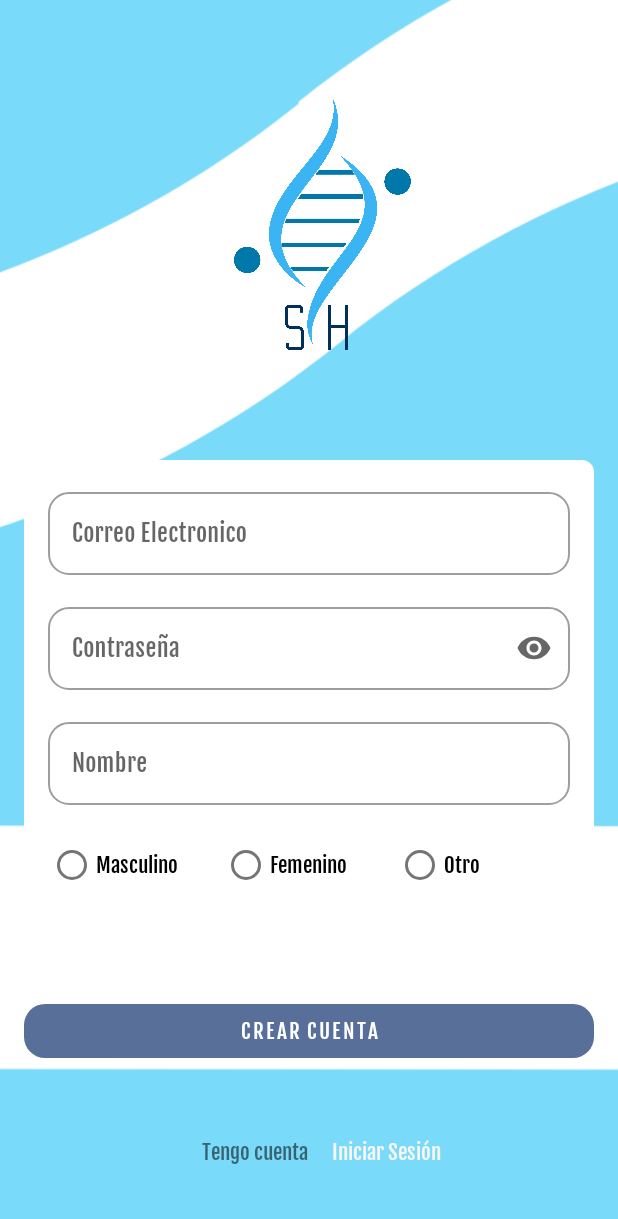
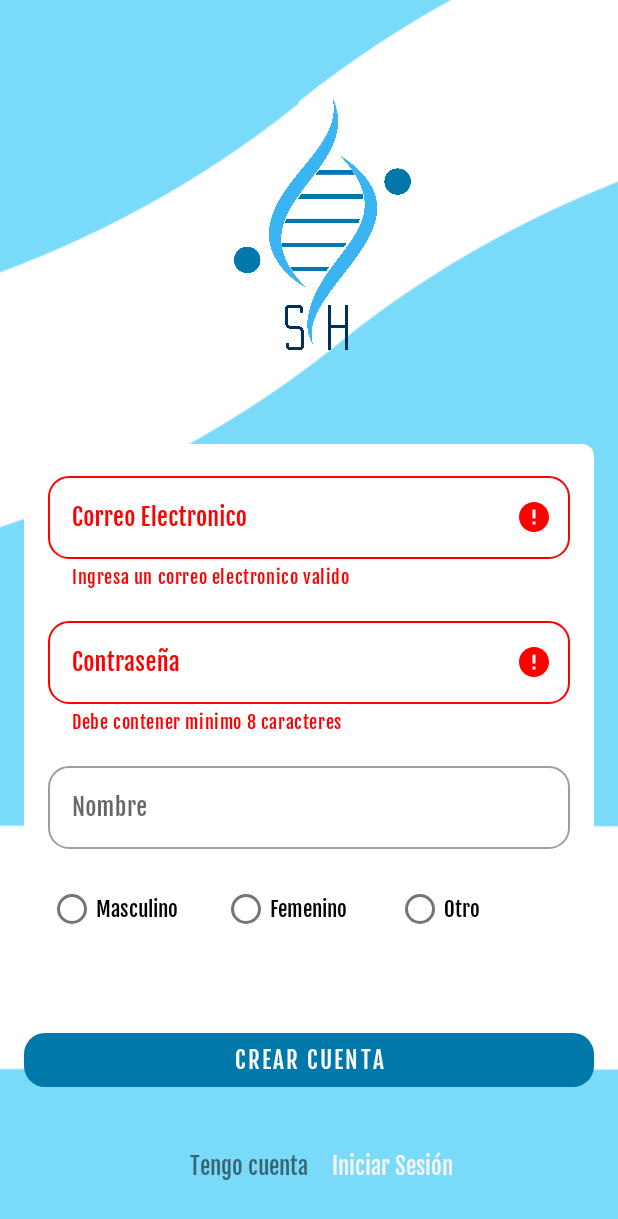
Before and after one commit to DonJuan222/SmartHealth, an Android app: the SignUpFragment screen opened through its navigation route, after a tap on "CREAR CUENTA", on a phone screen of 412 x 824 dp. Shown: the top 1219 px of the screen. Run offline under Robolectric (Android 15) with nearby library versions, the phone set to English and light mode, and no system bars.

Commit message:
Vistas iniciales listas

```diff
--- a/app/src/main/java/com/example/project002/SignUpFragment.kt
+++ b/app/src/main/java/com/example/project002/SignUpFragment.kt
@@ -25,7 +25,16 @@ class SignUpFragment : Fragment() {
         super.onStart()
 
         binding.fragmentSignupButton.setOnClickListener {
-
+            if (!binding.signupEmail.text.toString().isValidEmail()) {
+                binding.signupEmailLayout.error = getString(R.string.email_error2)
+            } else {
+                binding.signupEmailLayout.error = null
+            }
+            if (!binding.signupPassword.text.toString().isValidPassword()){
+                binding.signupPasswordLayout.error=getString(R.string.password_error2)
+            }else{
+                binding.signupPasswordLayout.error=null
+            }
         }
 
         binding.fragmentSignupLabel2.setOnClickListener {
--- a/app/src/main/res/layout/fragment_sign_up.xml
+++ b/app/src/main/res/layout/fragment_sign_up.xml
@@ -136,7 +136,8 @@
         app:layout_constraintTop_toBottomOf="@id/fragment_signup_card"
         app:layout_constraintBottom_toTopOf="@id/fragment_signup_label_1"
         android:text="@string/button_signup_label"
-        app:backgroundTint="@color/primaryVariant"/>
+        android:textSize="@dimen/medium_font"
+        app:backgroundTint="@color/primary"/>
 
     <com.google.android.material.textview.MaterialTextView
         android:id="@+id/fragment_signup_label_1"
@@ -147,6 +148,7 @@
         app:layout_constraintTop_toBottomOf="@id/fragment_signup_button"
         app:layout_constraintBottom_toBottomOf="parent"
         android:text="@string/signup_label_1"
+        android:textSize="@dimen/medium_font"
         app:layout_constraintHorizontal_chainStyle="packed"
         android:layout_marginHorizontal="@dimen/default_margin"/>
 
@@ -160,6 +162,7 @@
         app:layout_constraintBottom_toBottomOf="@id/fragment_signup_label_1"
         android:layout_marginVertical="@dimen/default_margin"
         android:text="@string/signup_login_label"
+        android:textSize="@dimen/medium_font"
         android:textColor="@color/secondaryText"/>
 
 
--- a/app/src/main/res/values/strings.xml
+++ b/app/src/main/res/values/strings.xml
@@ -8,7 +8,9 @@
     <string name="login_label1">No tengo cuenta</string>
     <string name="login_signup_label">Crea una cuenta</string>
     <string name="email_error">Correo electronico no valido</string>
+    <string name="email_error2">Ingresa un correo electronico valido</string>
     <string name="password_error">Error en la contraseña</string>
+    <string name="password_error2">Debe contener minimo 8 caracteres</string>
     <string name="button_signup_label">Crear Cuenta</string>
     <string name="signup_label_1">Tengo cuenta</string>
     <string name="signup_login_label">Iniciar Sesión</string>
```
